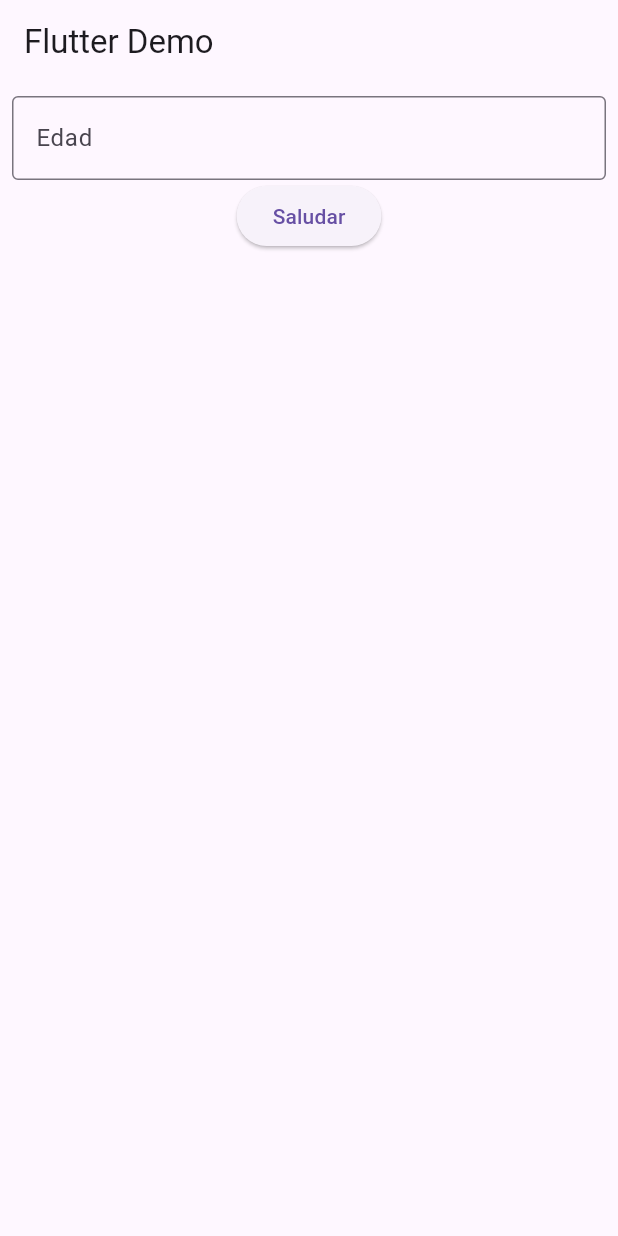
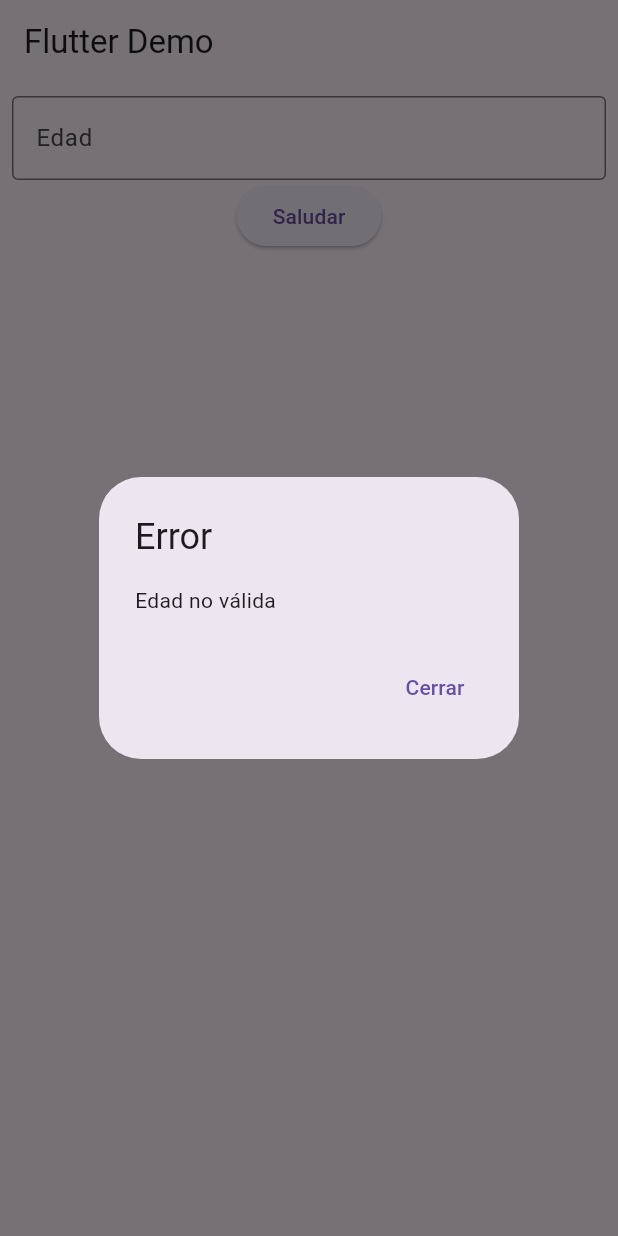
Before and after one commit to ShineMEGA/FlutterFunciones, a Flutter app: the screen it shows after launch, after a tap on "Saludar", on a phone screen of 412 x 824 dp. Run offline on Flutter 3.47's test engine with Material 3 defaults, Android fonts, the phone set to English and light mode, and no system bars.

Commit message:
Agregando mensajes ShowDialog y ScaffoldMessenger

```diff
--- a/lib/main.dart
+++ b/lib/main.dart
@@ -4,27 +4,8 @@ void main() {
   runApp(const MyApp());
 }
 
-class MyApp extends StatefulWidget {
+class MyApp extends StatelessWidget {
   const MyApp({super.key});
-
-  @override
-  State<MyApp> createState() => _MyAppState();
-}
-
-class _MyAppState extends State<MyApp> {
-  TextEditingController _controller = TextEditingController();
-  void saludar() {
-    var edad = int.tryParse(_controller.text);
-    if (edad != null) {
-      ScaffoldMessenger.of(context).showSnackBar(SnackBar(
-        content: Text('Hola, tienes $edad años'),
-      ));
-    } else {
-      ScaffoldMessenger.of(context).showSnackBar(SnackBar(
-        content: Text('Edad no válida'),
-      ));
-    }
-  }
 
   @override
   Widget build(BuildContext context) {
@@ -33,25 +14,72 @@ class _MyAppState extends State<MyApp> {
       theme: ThemeData(
         primarySwatch: Colors.blue,
       ),
-      home: Scaffold(
-        appBar: AppBar(
-          title: const Text('Flutter Demo'),
+      home: const MyHomePage(),
+    );
+  }
+}
+
+class MyHomePage extends StatefulWidget {
+  const MyHomePage({super.key});
+
+  @override
+  State<MyHomePage> createState() => _MyHomePageState();
+}
+
+class _MyHomePageState extends State<MyHomePage> {
+  final TextEditingController _controller = TextEditingController();
+
+  void saludar(BuildContext context) {
+    var edad = int.tryParse(_controller.text);
+    if (edad != null) {
+     ScaffoldMessenger.of(context).showSnackBar(
+        SnackBar(
+          content: Text('Hola, tengo $edad años'),
         ),
-        body: Padding(
-          padding: const EdgeInsets.all(8.0),
-          child: Column(children: [
+      );
+    } else {
+      showDialog(
+        context: context,
+        builder: (BuildContext context) {
+          return AlertDialog(
+            title: const Text('Error'),
+            content: const Text('Edad no válida'),
+            actions: <Widget>[
+              TextButton(
+                child: const Text('Cerrar'),
+                onPressed: () {
+                  Navigator.of(context).pop();
+                },
+              ),
+            ],
+          );
+        },
+      );
+    }
+  }
+
+  @override
+  Widget build(BuildContext context) {
+    return Scaffold(
+      appBar: AppBar(
+        title: const Text('Flutter Demo'),
+      ),
+      body: Padding(
+        padding: const EdgeInsets.all(8.0),
+        child: Column(
+          children: [
             TextField(
               controller: _controller,
-              decoration: InputDecoration(
+              decoration: const InputDecoration(
                 hintText: 'Edad',
                 border: OutlineInputBorder(),
               ),
             ),
             ElevatedButton(
-              onPressed: saludar,
+              onPressed: () => saludar(context),
               child: const Text('Saludar'),
             ),
-          ]),
+          ],
         ),
       ),
     );
```
